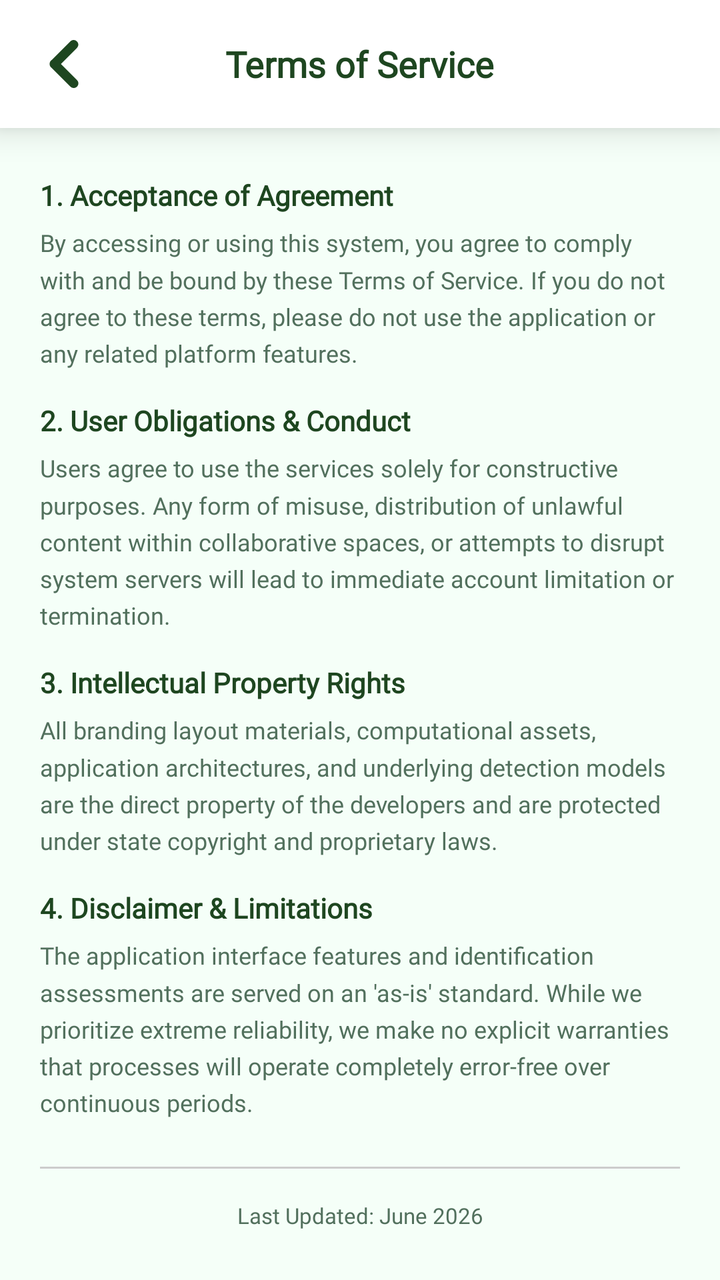
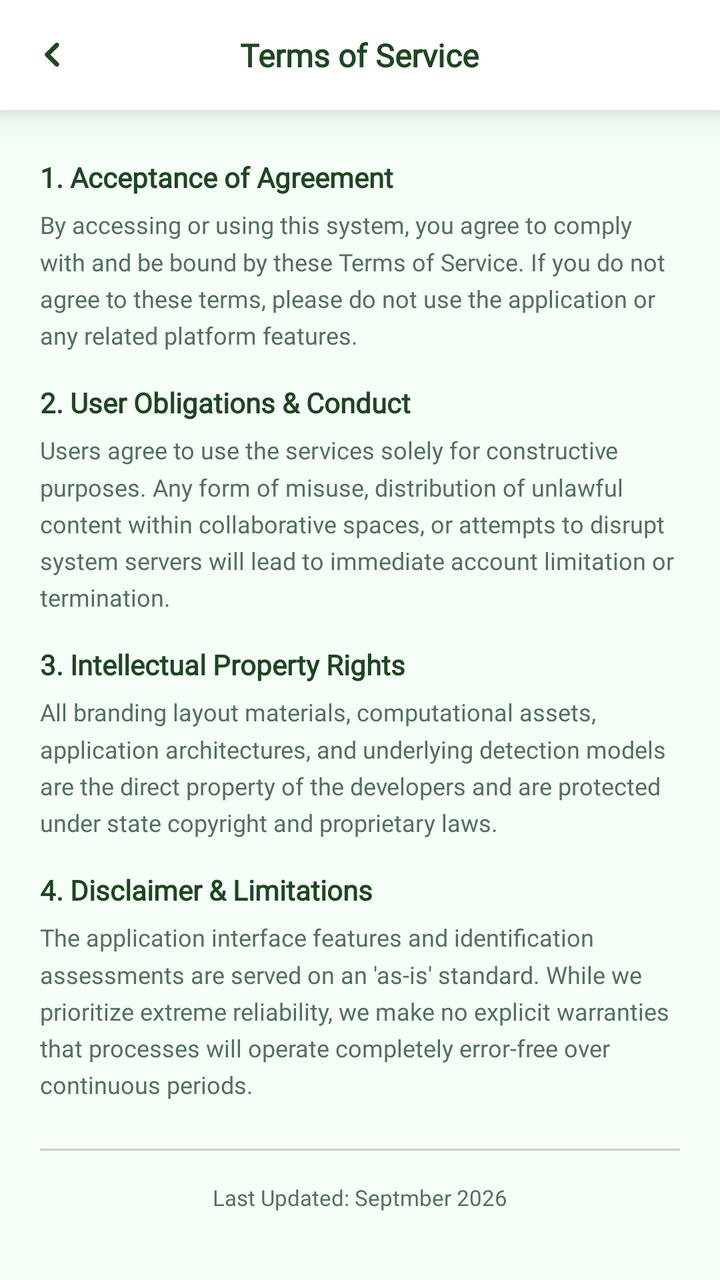

Two renders of the same Android screen: before a commit and after it. Below are the layout's source before the change and the commit's diff.
<!-- AndroidManifest.xml: application theme Theme.SmartGrow -->
<!-- res/layout/fragment_privacy_policy.xml -->
<?xml version="1.0" encoding="utf-8"?>
<LinearLayout
    xmlns:android="http://schemas.android.com/apk/res/android"
    xmlns:app="http://schemas.android.com/apk/res-auto"
    xmlns:tools="http://schemas.android.com/tools"

    android:id="@+id/layout_terms_service"
    android:layout_width="match_parent"
    android:layout_height="match_parent"
    android:orientation="vertical"

    android:background="@color/app_background"

    android:clipChildren="false"
    android:clipToPadding="false">


    

    <com.google.android.material.card.MaterialCardView
        android:layout_width="match_parent"
        android:layout_height="64dp"

        app:cardBackgroundColor="@color/card_background"
        app:cardElevation="10dp"
        app:cardCornerRadius="0dp"
        app:strokeWidth="0dp">

        <RelativeLayout
            android:layout_width="match_parent"
            android:layout_height="match_parent">


            

            <ImageView
                android:id="@+id/btn_back_privacy"

                android:layout_width="48dp"
                android:layout_height="48dp"

                android:layout_alignParentStart="true"
                android:layout_centerVertical="true"

                android:layout_marginStart="8dp"

                android:background="?attr/selectableItemBackgroundBorderless"

                android:clickable="true"
                android:focusable="true"

                android:padding="12dp"

                android:src="@drawable/ic_back"

                app:tint="@color/primary_green"

                android:contentDescription="Go back" />


            

            <TextView
                android:id="@+id/tv_screen_title"

                android:layout_width="wrap_content"
                android:layout_height="wrap_content"

                android:layout_centerInParent="true"

                android:fontFamily="@font/inter_extrabold"

                android:text="Terms of Service"

                android:textColor="@color/primary_green"

                android:textSize="18sp"

                android:textStyle="bold" />

        </RelativeLayout>

    </com.google.android.material.card.MaterialCardView>


    

    <androidx.core.widget.NestedScrollView

        android:layout_width="match_parent"
        android:layout_height="0dp"

        android:layout_weight="1"

        android:fillViewport="true"
        android:overScrollMode="never"

        android:clipToPadding="false">


        <LinearLayout

            android:layout_width="match_parent"
            android:layout_height="wrap_content"

            android:orientation="vertical"

            android:paddingHorizontal="20dp"
            android:paddingTop="24dp"
            android:paddingBottom="40dp"

            android:clipChildren="false"
            android:clipToPadding="false">


            

            <TextView

                android:layout_width="match_parent"
                android:layout_height="wrap_content"

                android:layout_marginBottom="6dp"

                android:fontFamily="@font/inter_extrabold"

                android:text="1. Acceptance of Agreement"

                android:textColor="@color/profile_title_color"

                android:textSize="14sp"

                android:textStyle="bold" />


            <TextView

                android:layout_width="match_parent"
                android:layout_height="wrap_content"

                android:layout_marginBottom="16dp"

                android:fontFamily="@font/inter_semibold"

                android:lineSpacingMultiplier="1.3"

                android:text="By accessing or using this system, you agree to comply with and be bound by these Terms of Service. If you do not agree to these terms, please do not use the application or any related platform features."

                android:textColor="@color/text_secondary"

                android:textSize="12sp" />


            

            <TextView

                android:layout_width="match_parent"
                android:layout_height="wrap_content"

                android:layout_marginBottom="6dp"

                android:fontFamily="@font/inter_extrabold"

                android:text="2. User Obligations &amp; Conduct"

                android:textColor="@color/profile_title_color"

                android:textSize="14sp"

                android:textStyle="bold" />


            <TextView

                android:layout_width="match_parent"
                android:layout_height="wrap_content"

                android:layout_marginBottom="16dp"

                android:fontFamily="@font/inter_semibold"

                android:lineSpacingMultiplier="1.3"

                android:text="Users agree to use the services solely for constructive purposes. Any form of misuse, distribution of unlawful content within collaborative spaces, or attempts to disrupt system servers will lead to immediate account limitation or termination."

                android:textColor="@color/text_secondary"

                android:textSize="12sp" />


            

            <TextView

                android:layout_width="match_parent"
                android:layout_height="wrap_content"

                android:layout_marginBottom="6dp"

                android:fontFamily="@font/inter_extrabold"

                android:text="3. Intellectual Property Rights"

                android:textColor="@color/profile_title_color"

                android:textSize="14sp"

                android:textStyle="bold" />


            <TextView

                android:layout_width="match_parent"
                android:layout_height="wrap_content"

                android:layout_marginBottom="16dp"

                android:fontFamily="@font/inter_semibold"

                android:lineSpacingMultiplier="1.3"

                android:text="All branding layout materials, computational assets, application architectures, and underlying detection models are the direct property of the developers and are protected under state copyright and proprietary laws."

                android:textColor="@color/text_secondary"

                android:textSize="12sp" />


            

            <TextView

                android:layout_width="match_parent"
                android:layout_height="wrap_content"

                android:layout_marginBottom="6dp"

                android:fontFamily="@font/inter_extrabold"

                android:text="4. Disclaimer &amp; Limitations"

                android:textColor="@color/profile_title_color"

                android:textSize="14sp"

                android:textStyle="bold" />


            <TextView

                android:layout_width="match_parent"
                android:layout_height="wrap_content"

                android:layout_marginBottom="24dp"

                android:fontFamily="@font/inter_semibold"

                android:lineSpacingMultiplier="1.3"

                android:text="The application interface features and identification assessments are served on an 'as-is' standard. While we prioritize extreme reliability, we make no explicit warranties that processes will operate completely error-free over continuous periods."

                android:textColor="@color/text_secondary"

                android:textSize="12sp" />


            

            <View

                android:layout_width="match_parent"
                android:layout_height="1dp"

                android:layout_marginBottom="16dp"

                android:background="@color/divider" />


            

            <TextView

                android:layout_width="match_parent"
                android:layout_height="wrap_content"

                android:fontFamily="@font/inter_semibold"

                android:text="Last Updated: June 2026"

                android:textAlignment="center"

                android:textColor="@color/text_secondary"

                android:textSize="11sp" />

        </LinearLayout>

    </androidx.core.widget.NestedScrollView>

</LinearLayout>
<!-- resources referenced by this layout -->
<resources>
  <color name="app_background">#F5FFF8</color>
  <color name="card_background">#FFFFFF</color>
  <color name="divider">#CCCCCC</color>
  <color name="primary_green">#1e4620</color>
  <color name="profile_title_color">#1e4620</color>
  <color name="text_secondary">#52705D</color>
  <!-- drawable ic_back (drawable) -->
  <vector xmlns:android="http://schemas.android.com/apk/res/android"
      android:width="512dp"
      android:height="512dp"
      android:viewportWidth="512"
      android:viewportHeight="512">
    <path
        android:pathData="M353.56,0.08C357.11,0.08 360.66,0.08 364.22,0.08C367.19,1.92 374.58,2.14 378.56,4.11C393.52,11.5 404.28,23.82 407.7,40.46C414.26,72.47 386.01,92.33 366.38,112.23C334.11,144.95 301.48,177.34 268.9,209.75C258.82,219.77 248.74,229.81 238.73,239.91C233.63,245.06 227.91,249.93 223.3,255.53C228.34,261.95 235.03,267.53 240.83,273.29C251.85,284.23 262.79,295.27 273.78,306.24C304.6,336.98 335.02,368.15 366.11,398.6C372.57,404.93 378.91,411.37 385.28,417.77C400.7,433.28 412.97,447.13 408.61,471.07C405.55,487.85 394.47,500.51 379.48,507.87C375.55,509.8 368.01,510.1 365.13,511.92C361.58,511.92 358.03,511.92 354.48,511.92C352.39,510.58 348.57,510.58 346.03,509.88C341.29,508.57 336.65,506.39 332.46,503.79C324.57,498.91 318.22,490.86 311.69,484.36C299.66,472.39 287.73,460.31 275.69,448.35C237.53,410.45 199.54,372.38 161.6,334.26C150.65,323.25 139.59,312.33 128.65,301.3C124.81,297.43 120.03,294.72 116.33,290.7C107.37,280.97 102.73,268.77 102.71,255.53C102.7,242.34 107.38,230.05 116.33,220.36C120.03,216.35 124.82,213.64 128.65,209.76C139.26,199.03 150,188.42 160.67,177.74C198.7,139.71 236.5,101.45 274.77,63.66C286.84,51.74 298.7,39.59 310.77,27.66C317.31,21.21 323.51,13.41 331.28,8.4C335.5,5.68 340.28,3.48 345.11,2.13C347.63,1.42 351.5,1.44 353.56,0.08Z"
        android:strokeLineJoin="round"
        android:strokeWidth="0.25"
        android:fillColor="#000000"
        android:fillType="evenOdd"
        android:strokeColor="#000000"/>
  </vector>
  <style name="Theme.SmartGrow" parent="Base.Theme.SmartGrow" />
  <style name="Base.Theme.SmartGrow" parent="Theme.Material3.DayNight.NoActionBar">
          <item name="android:windowBackground">@color/app_background</item>
          <item name="android:windowDisablePreview">true</item>
  
          
          <item name="android:statusBarColor">@color/app_background</item>
          <item name="android:windowLightStatusBar">true</item>
  
          
          <item name="android:navigationBarColor">@color/app_background</item>
          <item name="android:windowLightNavigationBar" ns0:targetApi="o_mr1">true</item>
  
          <item name="android:windowDrawsSystemBarBackgrounds">true</item>
          <item name="android:windowTranslucentStatus">false</item>
          <item name="android:windowTranslucentNavigation">false</item>
  
          
          <item name="popupMenuStyle">@style/ModernPopupMenuStyle</item>
      </style>
  <style name="ModernPopupMenuStyle" parent="Widget.Material3.PopupMenu">
          <item name="android:popupBackground">@android:color/white</item>
      </style>
</resources>

<!-- the commit's change to res/layout/fragment_privacy_policy.xml (unified diff, before → after) -->
@@ -19,7 +19,7 @@
 
     <com.google.android.material.card.MaterialCardView
         android:layout_width="match_parent"
-        android:layout_height="64dp"
+        android:layout_height="55dp"
 
         app:cardBackgroundColor="@color/card_background"
         app:cardElevation="10dp"
@@ -36,8 +36,8 @@
             <ImageView
                 android:id="@+id/btn_back_privacy"
 
-                android:layout_width="48dp"
-                android:layout_height="48dp"
+                android:layout_width="36dp"
+                android:layout_height="36dp"
 
                 android:layout_alignParentStart="true"
                 android:layout_centerVertical="true"
@@ -74,7 +74,7 @@
 
                 android:textColor="@color/primary_green"
 
-                android:textSize="18sp"
+                android:textSize="16sp"
 
                 android:textStyle="bold" />
 
@@ -286,7 +286,7 @@
 
                 android:fontFamily="@font/inter_semibold"
 
-                android:text="Last Updated: June 2026"
+                android:text="Last Updated: Septmber 2026"
 
                 android:textAlignment="center"
 
